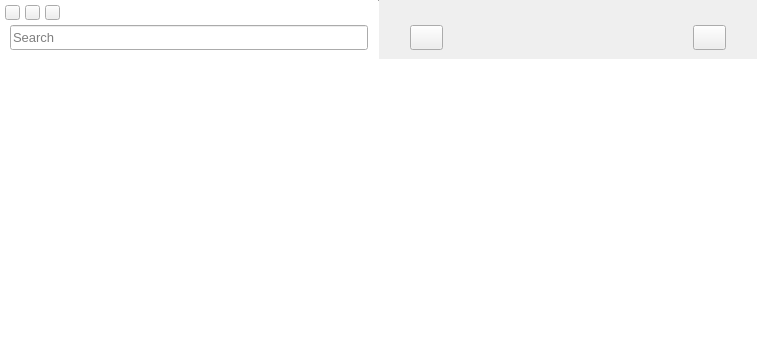
This is src/mainwindow.ui in nuttyartist/notes as Qt 5 draws it before an edit. The edited form follows.
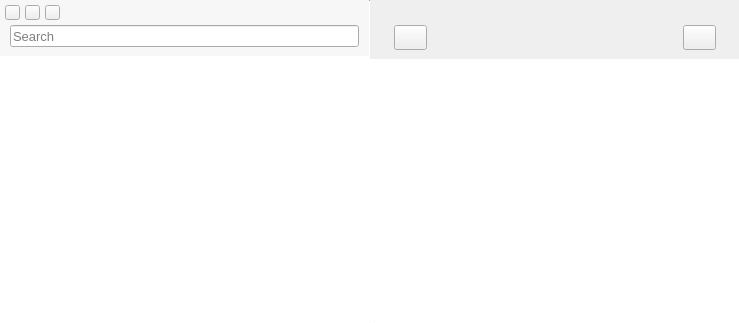
This is the edited form. Icons and pictures are not drawn. Custom widgets are drawn as their Qt base class.

```diff
--- a/src/mainwindow.ui
+++ b/src/mainwindow.ui
@@ -6,8 +6,8 @@
    <rect>
     <x>0</x>
     <y>0</y>
-    <width>757</width>
-    <height>341</height>
+    <width>739</width>
+    <height>323</height>
    </rect>
   </property>
   <property name="sizePolicy">
@@ -27,12 +27,12 @@
   </property>
   <property name="styleSheet">
    <string notr="true">#frameLeft{
-background-color: rgb(255, 255, 255);
+background-color: rgb(247, 247, 247);
 }
 
 NoteData #container {
   border: none;
-  background-color: white
+  background-color: rgb(247, 247, 247);
 }
 NoteData #titleLabel{
   margin-left:8px;
@@ -396,14 +396,14 @@
               </property>
               <property name="minimumSize">
                <size>
-                <width>192</width>
-                <height>25</height>
+                <width>175</width>
+                <height>22</height>
                </size>
               </property>
               <property name="maximumSize">
                <size>
                 <width>16777215</width>
-                <height>25</height>
+                <height>22</height>
                </size>
               </property>
               <property name="font">
@@ -478,6 +478,24 @@
           </item>
           <item>
            <widget class="NoteView" name="listView">
+            <property name="sizePolicy">
+             <sizepolicy hsizetype="Expanding" vsizetype="Expanding">
+              <horstretch>0</horstretch>
+              <verstretch>0</verstretch>
+             </sizepolicy>
+            </property>
+            <property name="minimumSize">
+             <size>
+              <width>0</width>
+              <height>0</height>
+             </size>
+            </property>
+            <property name="baseSize">
+             <size>
+              <width>20</width>
+              <height>0</height>
+             </size>
+            </property>
             <property name="frameShape">
              <enum>QFrame::NoFrame</enum>
             </property>
@@ -581,7 +599,7 @@
             </property>
             <property name="sizeHint" stdset="0">
              <size>
-              <width>31</width>
+              <width>24</width>
               <height>20</height>
              </size>
             </property>
@@ -714,7 +732,7 @@
             </property>
             <property name="sizeHint" stdset="0">
              <size>
-              <width>31</width>
+              <width>23</width>
               <height>20</height>
              </size>
             </property>
```
Left out of the diff: 4 changed lines with no effect on the pictures.
